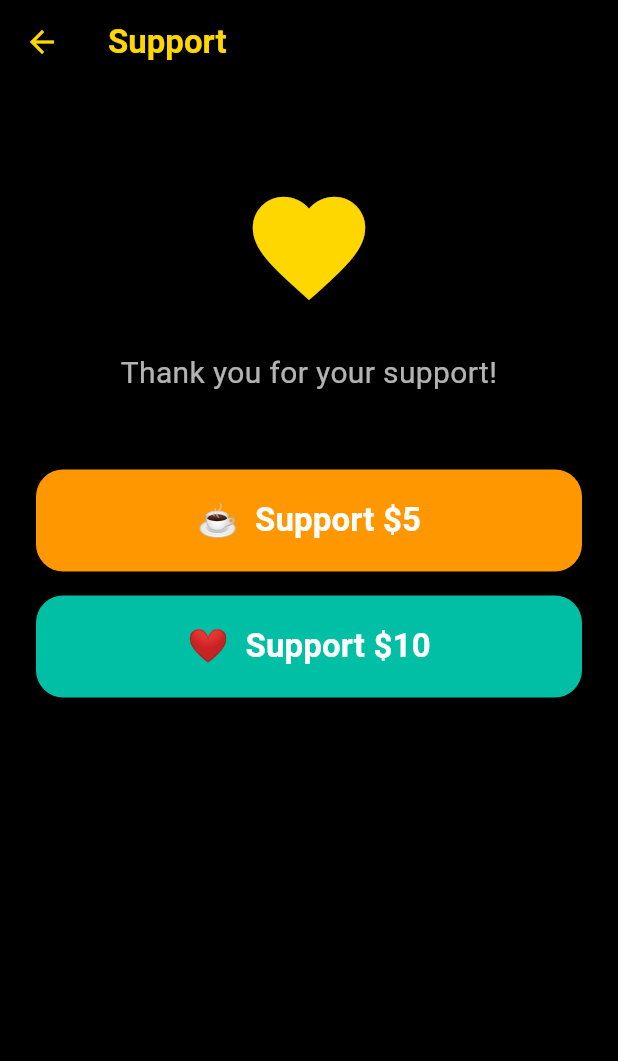
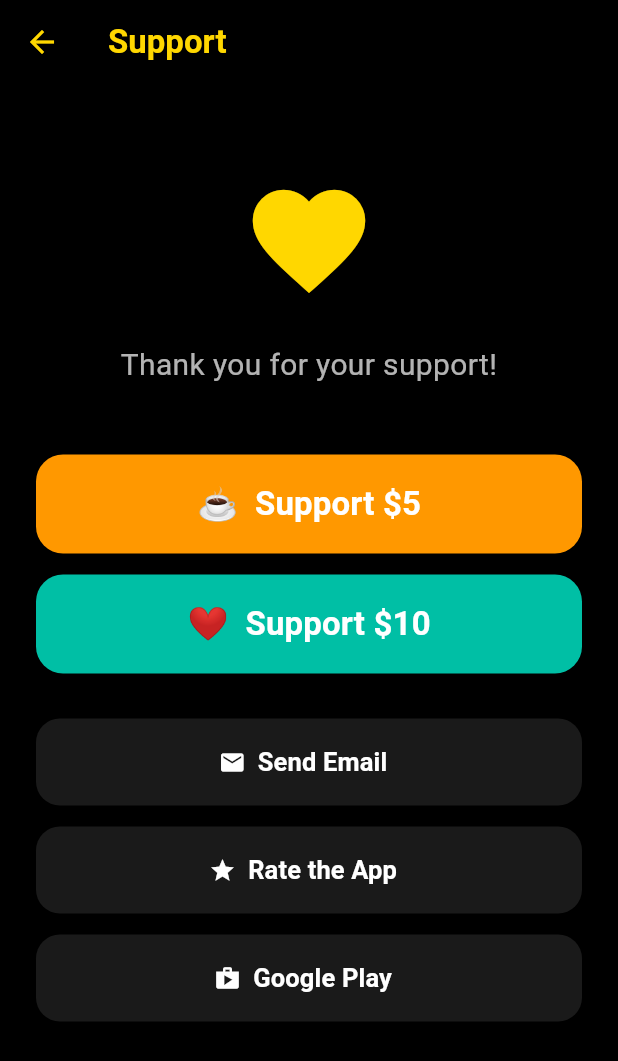
Before and after one commit to aliapps1/Global-Task-Planner, a Flutter app: the SupportScreen screen opened directly with empty values, on a phone screen of 412 x 824 dp. Shown: the top 1061 px of the screen. Run offline on Flutter 3.47's test engine with Material 3 defaults, Android fonts, the phone set to English and light mode, and no system bars; our stand-ins replace flutter_local_notifications, google_mobile_ads, in_app_purchase, shared_preferences, timezone; accounts and stored records are empty.

Commit message:
Update support_screen.dart

```diff
--- a/lib/support_screen.dart
+++ b/lib/support_screen.dart
@@ -1,5 +1,6 @@
 import 'package:flutter/foundation.dart';
 import 'package:flutter/material.dart';
+import 'package:url_launcher/url_launcher.dart';
 import 'billing_service.dart';
 
 class SupportScreen extends StatefulWidget {
@@ -14,11 +15,26 @@ class _SupportScreenState extends State<SupportScreen> {
   final BillingService _billing = BillingService();
   bool _loading = false;
 
+  final Map<String, Map<String, String>> _tr = {
+    'en': {'title':'Support','thanks':'Thank you for your support!','support5':'Support \$5','support10':'Support \$10','email':'Send Email','rate':'Rate the App','play':'Google Play','web':'Support purchases are available only on Android through Google Play.','done':'Thank you for supporting Aliapps1!'},
+    'pt': {'title':'Suporte','thanks':'Obrigado pelo seu apoio!','support5':'Apoiar \$5','support10':'Apoiar \$10','email':'Enviar e-mail','rate':'Avaliar app','play':'Google Play','web':'As compras de suporte estão disponíveis apenas no Android pelo Google Play.','done':'Obrigado por apoiar a Aliapps1!'},
+    'fr': {'title':'Support','thanks':'Merci pour votre soutien !','support5':'Soutenir \$5','support10':'Soutenir \$10','email':'Envoyer un e-mail','rate':'Noter l’app','play':'Google Play','web':'Les achats de soutien sont disponibles uniquement sur Android via Google Play.','done':'Merci de soutenir Aliapps1 !'},
+    'de': {'title':'Support','thanks':'Danke für deine Unterstützung!','support5':'Unterstützen \$5','support10':'Unterstützen \$10','email':'E-Mail senden','rate':'App bewerten','play':'Google Play','web':'Support-Käufe sind nur auf Android über Google Play verfügbar.','done':'Danke für deine Unterstützung von Aliapps1!'},
+    'ru': {'title':'Поддержка','thanks':'Спасибо за поддержку!','support5':'Поддержать \$5','support10':'Поддержать \$10','email':'Отправить email','rate':'Оценить приложение','play':'Google Play','web':'Покупки поддержки доступны только на Android через Google Play.','done':'Спасибо за поддержку Aliapps1!'},
+    'zh': {'title':'支持','thanks':'感谢你的支持！','support5':'支持 \$5','support10':'支持 \$10','email':'发送邮件','rate':'评价应用','play':'Google Play','web':'支持购买仅可在 Android 通过 Google Play 使用。','done':'感谢你支持 Aliapps1！'},
+    'it': {'title':'Supporto','thanks':'Grazie per il tuo supporto!','support5':'Supporta \$5','support10':'Supporta \$10','email':'Invia email','rate':'Valuta l’app','play':'Google Play','web':'Gli acquisti di supporto sono disponibili solo su Android tramite Google Play.','done':'Grazie per supportare Aliapps1!'},
+    'ar': {'title':'الدعم','thanks':'شكراً لدعمك!','support5':'ادعم \$5','support10':'ادعم \$10','email':'إرسال بريد','rate':'قيّم التطبيق','play':'Google Play','web':'مشتريات الدعم متاحة فقط على أندرويد عبر Google Play.','done':'شكراً لدعم Aliapps1!'},
+    'fa': {'title':'پشتیبانی','thanks':'از حمایت شما سپاسگزاریم!','support5':'حمایت \$5','support10':'حمایت \$10','email':'ارسال ایمیل','rate':'امتیاز به برنامه','play':'Google Play','web':'خریدهای حمایتی فقط در نسخه اندروید از طریق Google Play فعال است.','done':'از حمایت شما از Aliapps1 سپاسگزاریم!'},
+    'hi': {'title':'सहायता','thanks':'आपके समर्थन के लिए धन्यवाद!','support5':'समर्थन \$5','support10':'समर्थन \$10','email':'ईमेल भेजें','rate':'ऐप रेट करें','play':'Google Play','web':'समर्थन खरीदारी केवल Android पर Google Play के माध्यम से उपलब्ध है।','done':'Aliapps1 का समर्थन करने के लिए धन्यवाद!'},
+    'bn': {'title':'সহায়তা','thanks':'আপনার সহায়তার জন্য ধন্যবাদ!','support5':'সহায়তা \$5','support10':'সহায়তা \$10','email':'ইমেইল পাঠান','rate':'অ্যাপ রেট করুন','play':'Google Play','web':'সহায়তা ক্রয় শুধুমাত্র Android-এ Google Play এর মাধ্যমে উপলব্ধ।','done':'Aliapps1 সমর্থন করার জন্য ধন্যবাদ!'},
+  };
+
+  Map<String, String> get t => _tr[widget.lang] ?? _tr['en']!;
+  bool get isRtl => ['ar', 'fa'].contains(widget.lang);
+
   Future<void> _support(String productId) async {
     if (kIsWeb) {
-      ScaffoldMessenger.of(context).showSnackBar(
-        const SnackBar(content: Text('Support purchases are available only on Android through Google Play.')),
-      );
+      _msg(t['web']!);
       return;
     }
 
@@ -27,21 +43,25 @@ class _SupportScreenState extends State<SupportScreen> {
     try {
       await _billing.init(
         onPremiumActivated: () {},
-        onError: (msg) {
-          ScaffoldMessenger.of(context).showSnackBar(SnackBar(content: Text(msg)));
-        },
+        onError: (msg) => _msg(msg),
       );
-
       await _billing.buy(productId);
-
-      ScaffoldMessenger.of(context).showSnackBar(
-        const SnackBar(content: Text('Thank you for supporting Aliapps1!')),
-      );
+      _msg(t['done']!);
     } catch (e) {
-      ScaffoldMessenger.of(context).showSnackBar(SnackBar(content: Text(e.toString())));
+      _msg(e.toString());
     }
 
     if (mounted) setState(() => _loading = false);
+  }
+
+  Future<void> _openUrl(String url) async {
+    final uri = Uri.parse(url);
+    await launchUrl(uri, mode: LaunchMode.externalApplication);
+  }
+
+  void _msg(String text) {
+    if (!mounted) return;
+    ScaffoldMessenger.of(context).showSnackBar(SnackBar(content: Text(text)));
   }
 
   @override
@@ -52,67 +72,53 @@ class _SupportScreenState extends State<SupportScreen> {
 
   @override
   Widget build(BuildContext context) {
-    return Scaffold(
+    return Directionality(
+      textDirection: isRtl ? TextDirection.rtl : TextDirection.ltr,
+      child: Scaffold(
         backgroundColor: Colors.black,
         appBar: AppBar(
-        title: const Text('Support', style: TextStyle(color: Color(0xFFFFD700), fontWeight: FontWeight.bold)),
+          title: Text(t['title']!, style: const TextStyle(color: Color(0xFFFFD700), fontWeight: FontWeight.bold)),
           backgroundColor: Colors.transparent,
           elevation: 0,
           iconTheme: const IconThemeData(color: Color(0xFFFFD700)),
         ),
-      body: Padding(
+        body: SingleChildScrollView(
           padding: const EdgeInsets.all(24),
           child: Column(
             children: [
-            const SizedBox(height: 40),
+              const SizedBox(height: 35),
               const Icon(Icons.favorite, color: Color(0xFFFFD700), size: 90),
               const SizedBox(height: 24),
-            const Text(
-              'Thank you for your support!',
-              style: TextStyle(color: Colors.white70, fontSize: 20),
-              textAlign: TextAlign.center,
-            ),
-            const SizedBox(height: 50),
+              Text(t['thanks']!, style: const TextStyle(color: Colors.white70, fontSize: 20), textAlign: TextAlign.center),
+              const SizedBox(height: 45),
 
-            _supportButton(
-              icon: '☕',
-              text: 'Support \$5',
-              color: const Color(0xFFFF9800),
-              onTap: () => _support(BillingService.support5Id),
-            ),
+              _supportButton('☕', t['support5']!, const Color(0xFFFF9800), () => _support(BillingService.support5Id)),
+              const SizedBox(height: 14),
+              _supportButton('❤️', t['support10']!, const Color(0xFF00BFA5), () => _support(BillingService.support10Id)),
 
-            const SizedBox(height: 16),
+              const SizedBox(height: 30),
 
-            _supportButton(
-              icon: '❤️',
-              text: 'Support \$10',
-              color: const Color(0xFF00BFA5),
-              onTap: () => _support(BillingService.support10Id),
-            ),
+              _normalButton(Icons.email, t['email']!, () => _openUrl('mailto:globaltb.app@gmail.com')),
+              const SizedBox(height: 14),
+              _normalButton(Icons.star, t['rate']!, () => _openUrl('https://play.google.com/store/apps/details?id=com.aliapps1.globaltaskplanner')),
+              const SizedBox(height: 14),
+              _normalButton(Icons.shop, t['play']!, () => _openUrl('https://play.google.com/store/apps/details?id=com.aliapps1.globaltaskplanner')),
 
               const SizedBox(height: 24),
 
               if (kIsWeb)
-              const Text(
-                'Support purchases are available only on Android through Google Play.',
-                textAlign: TextAlign.center,
-                style: TextStyle(color: Colors.white38, fontSize: 13),
+                Text(t['web']!, textAlign: TextAlign.center, style: const TextStyle(color: Colors.white38, fontSize: 13)),
+            ],
           ),
-          ],
         ),
       ),
     );
   }
 
-  Widget _supportButton({
-    required String icon,
-    required String text,
-    required Color color,
-    required VoidCallback onTap,
-  }) {
+  Widget _supportButton(String icon, String text, Color color, VoidCallback onTap) {
     return SizedBox(
       width: double.infinity,
-      height: 68,
+      height: 66,
       child: ElevatedButton(
         onPressed: _loading ? null : onTap,
         style: ElevatedButton.styleFrom(
@@ -122,9 +128,23 @@ class _SupportScreenState extends State<SupportScreen> {
         ),
         child: _loading
             ? const CircularProgressIndicator(color: Colors.white)
-            : Text(
-                '$icon  $text',
-                style: const TextStyle(fontSize: 22, fontWeight: FontWeight.bold),
+            : Text('$icon  $text', style: const TextStyle(fontSize: 22, fontWeight: FontWeight.bold)),
+      ),
+    );
+  }
+
+  Widget _normalButton(IconData icon, String text, VoidCallback onTap) {
+    return SizedBox(
+      width: double.infinity,
+      height: 58,
+      child: ElevatedButton.icon(
+        onPressed: onTap,
+        icon: Icon(icon, color: Colors.white),
+        label: Text(text, style: const TextStyle(fontSize: 17, fontWeight: FontWeight.w600)),
+        style: ElevatedButton.styleFrom(
+          backgroundColor: Colors.white.withOpacity(0.10),
+          foregroundColor: Colors.white,
+          shape: RoundedRectangleBorder(borderRadius: BorderRadius.circular(16)),
         ),
       ),
     );
```
Lines whose indentation alone changed are shown as unchanged.
